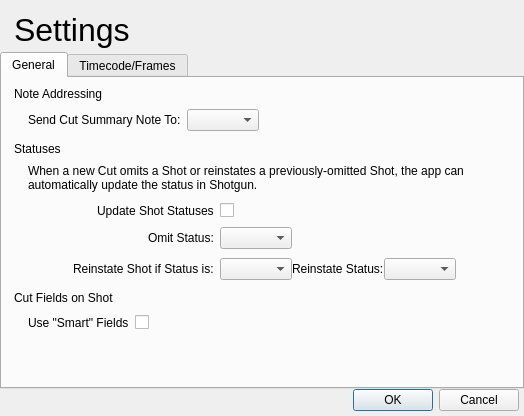
First picture: the form in resources/settings_dialog.ui, repository shotgunsoftware/tk-multi-importcut, before the edit.
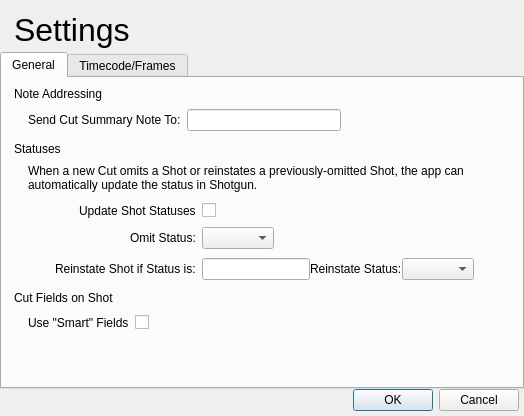
Second picture: the form after the edit.

Diff of the .ui file:
```diff
--- a/resources/settings_dialog.ui
+++ b/resources/settings_dialog.ui
@@ -144,23 +144,7 @@
           </widget>
          </item>
          <item>
-          <widget class="QComboBox" name="email_group_combo_box">
-           <property name="sizePolicy">
-            <sizepolicy hsizetype="Maximum" vsizetype="Fixed">
-             <horstretch>0</horstretch>
-             <verstretch>0</verstretch>
-            </sizepolicy>
-           </property>
-           <property name="whatsThis">
-            <string/>
-           </property>
-           <property name="accessibleName">
-            <string/>
-           </property>
-           <property name="layoutDirection">
-            <enum>Qt::LeftToRight</enum>
-           </property>
-          </widget>
+          <widget class="QLineEdit" name="email_groups_line_edit"/>
          </item>
          <item>
           <spacer name="horizontalSpacer">
@@ -321,17 +305,7 @@
            <item row="3" column="1">
             <layout class="QHBoxLayout" name="horizontalLayout_4">
              <item>
-              <widget class="QComboBox" name="reinstate_shot_if_status_is_combo_box">
-               <property name="whatsThis">
-                <string/>
-               </property>
-               <property name="accessibleName">
-                <string/>
-               </property>
-               <property name="layoutDirection">
-                <enum>Qt::LeftToRight</enum>
-               </property>
-              </widget>
+              <widget class="QLineEdit" name="reinstate_shot_if_status_is_line_edit"/>
              </item>
              <item>
               <widget class="QLabel" name="reinstate_status_label">
```
